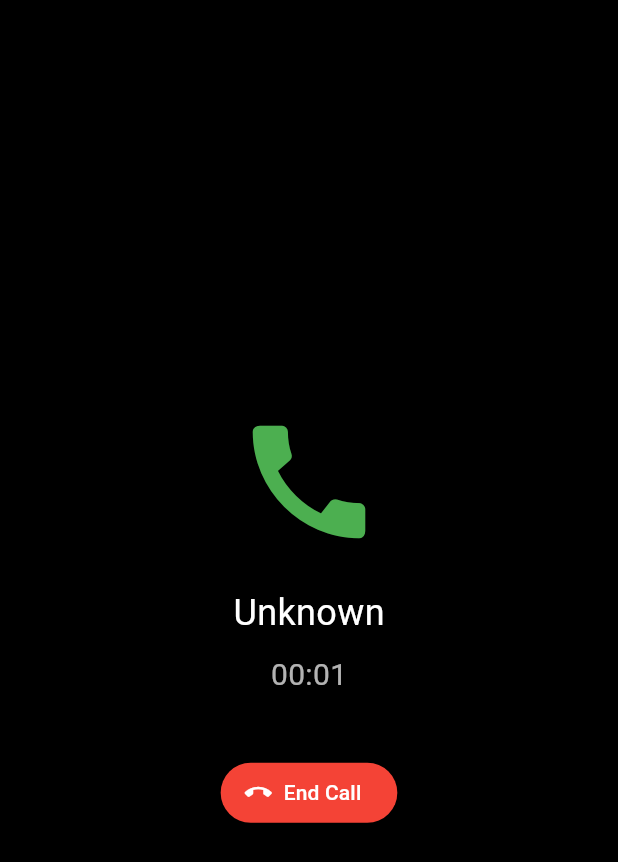
After one commit to sapnajha1/hms, a Flutter app: the CallingPage screen opened by its route, on a phone screen of 412 x 824 dp. The commit adds this screen. Shown: the top 862 px of the screen. Run offline on Flutter 3.47's test engine with Material 3 defaults, Android fonts, the phone set to English and light mode, and no system bars; our stand-ins replace cloud_firestore, firebase_core; missing offline and left inert: agora_rtc_engine, flutter_callkit_incoming; accounts and stored records are empty.

Commit message:
agora video calling

```diff
--- /dev/null
+++ b/devtools_options.yaml
@@ -0,0 +1,3 @@
+description: This file stores settings for Dart & Flutter DevTools.
+documentation: https://docs.flutter.dev/tools/devtools/extensions#configure-extension-enablement-states
+extensions:
--- /dev/null
+++ b/lib/app_router.dart
@@ -0,0 +1,25 @@
+import 'package:flutter/material.dart';
+import 'calling_page.dart';
+import 'home_page.dart';
+
+class AppRoute {
+  static const homePage = '/home';
+  static const callingPage = '/calling';
+
+  static Route<Object>? generateRoute(RouteSettings settings) {
+    switch (settings.name) {
+      case homePage:
+        return MaterialPageRoute(
+          builder: (_) => const HomePage(),
+          settings: settings,
+        );
+      case callingPage:
+        return MaterialPageRoute(
+          builder: (_) => const CallingPage(),
+          settings: settings,
+        );
+      default:
+        return null;
+    }
+  }
+}
--- /dev/null
+++ b/lib/calling_page.dart
@@ -0,0 +1,103 @@
+
+import 'dart:async';
+import 'package:flutter/material.dart';
+
+import 'agora_service.dart';
+
+class CallingPage extends StatefulWidget {
+  const CallingPage({super.key});
+
+  @override
+  State<CallingPage> createState() => _CallingPageState();
+}
+
+class _CallingPageState extends State<CallingPage> {
+  late Timer _timer;
+  int _secondsElapsed = 0;
+
+  @override
+  void initState() {
+    super.initState();
+    _startTimer();
+    // final args = ModalRoute.of(context)?.settings.arguments as Map<String, dynamic>?;
+    // final channelId = args?['id'] ?? 'test_channel';
+    //
+    // _startAgora(channelId);
+  }
+
+  @override
+  void didChangeDependencies() {
+    super.didChangeDependencies();
+
+    final args = ModalRoute.of(context)?.settings.arguments;
+    // Use args here safely
+    print(args); // Or set to a variable
+  }
+
+  Future<void> _startAgora(String channelId) async {
+    await AgoraService.initializeAgora();
+    await AgoraService.joinChannel(channelId);
+  }
+
+  void _startTimer() {
+    _timer = Timer.periodic(const Duration(seconds: 1), (timer) {
+      setState(() {
+        _secondsElapsed++;
+      });
+    });
+  }
+
+  String _formatTime(int seconds) {
+    final minutes = (seconds ~/ 60).toString().padLeft(2, '0');
+    final secs = (seconds % 60).toString().padLeft(2, '0');
+    return "$minutes:$secs";
+  }
+
+  @override
+  void dispose() {
+    _timer.cancel();
+    AgoraService.leaveChannel();
+
+    super.dispose();
+  }
+
+  @override
+  Widget build(BuildContext context) {
+    final args = ModalRoute.of(context)?.settings.arguments as Map<String, dynamic>?;
+    final callerName = args?['nameCaller'] ?? 'Unknown';
+
+    return Scaffold(
+      backgroundColor: Colors.black,
+      body: Center(
+        child: Column(
+          mainAxisAlignment: MainAxisAlignment.center,
+          children: [
+            const Icon(Icons.call, size: 100, color: Colors.green),
+            const SizedBox(height: 20),
+            Text(
+              callerName,
+              style: const TextStyle(color: Colors.white, fontSize: 24),
+            ),
+            const SizedBox(height: 10),
+            Text(
+              _formatTime(_secondsElapsed),
+              style: const TextStyle(color: Colors.white70, fontSize: 20),
+            ),
+            const SizedBox(height: 40),
+            ElevatedButton.icon(
+              onPressed: () {
+                Navigator.pop(context); // Close call screen
+              },
+              icon: const Icon(Icons.call_end),
+              label: const Text("End Call"),
+              style: ElevatedButton.styleFrom(
+                backgroundColor: Colors.red,
+                foregroundColor: Colors.white,
+              ),
+            ),
+          ],
+        ),
+      ),
+    );
+  }
+}
--- /dev/null
+++ b/lib/navigation_service.dart
@@ -0,0 +1,42 @@
+import 'package:flutter/material.dart';
+
+class NavigationService {
+  static final NavigationService _instance = NavigationService._private();
+  NavigationService._private();
+
+  static NavigationService get instance => _instance;
+
+  GlobalKey<NavigatorState> navigationKey = GlobalKey<NavigatorState>();
+  RouteObserver<Route<dynamic>> routeObserver = RouteObserver<Route<dynamic>>();
+
+  BuildContext? get appContext => navigationKey.currentContext;
+
+  Future<T?> pushNamed<T extends Object>(String routeName, {Object? args}) async {
+    return navigationKey.currentState?.pushNamed<T>(
+      routeName,
+      arguments: args,
+    );
+  }
+
+  Future<T?> pushNamedIfNotCurrent<T extends Object>(String routeName, {Object? args}) async {
+    if (!isCurrent(routeName)) {
+      return pushNamed(routeName, args: args);
+    }
+    return null;
+  }
+
+  bool isCurrent(String routeName) {
+    bool isCurrent = false;
+    navigationKey.currentState!.popUntil((route) {
+      if (route.settings.name == routeName) {
+        isCurrent = true;
+      }
+      return true;
+    });
+    return isCurrent;
+  }
+
+  void goBack<T extends Object>({T? result}) {
+    navigationKey.currentState?.pop<T>(result);
+  }
+}
```
Also changed, not shown: lib/agora_service.dart (added, +52 -0 lines), lib/home_page.dart (added, +23 -0 lines), lib/main.dart (+152 -117 lines), pubspec.yaml (+7 -2 lines), firebase.json (added), lib/firebase_options.dart (added), pubspec.lock, 11 other files.
